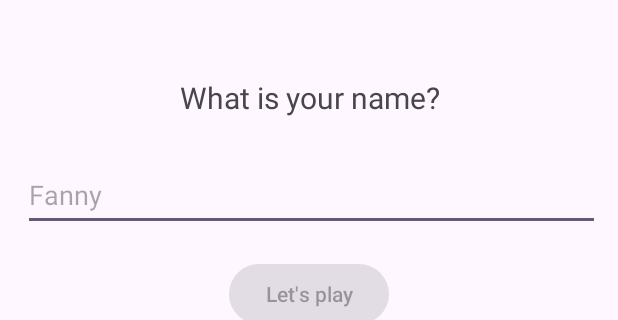
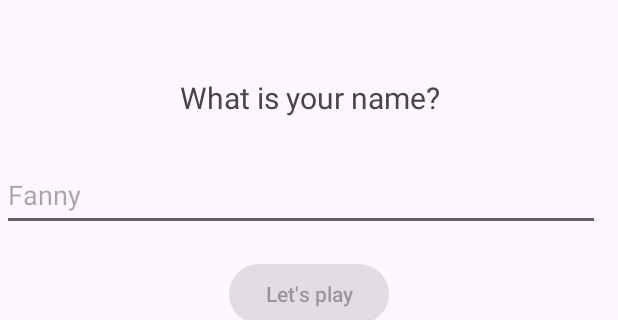
Before and after one commit to Lass1200/SuperQuizApplication, an Android app: the screen it shows after launch (MainActivity), on a phone screen of 412 x 824 dp, the part 85-405 px from its top. Run offline under Robolectric (Android 15) with nearby library versions, the phone set to English and light mode, and no system bars.

```diff
--- a/app/src/main/res/layout/fragment_welcome.xml
+++ b/app/src/main/res/layout/fragment_welcome.xml
@@ -30,7 +30,7 @@
         android:id="@+id/usernameEditText"
         android:layout_width="match_parent"
         android:layout_height="wrap_content"
-        android:layout_marginStart="15dp"
+        android:layout_marginStart="1dp"
         android:layout_marginEnd="12dp"
         android:autofillHints=""
         android:hint="@string/hello2"
```
